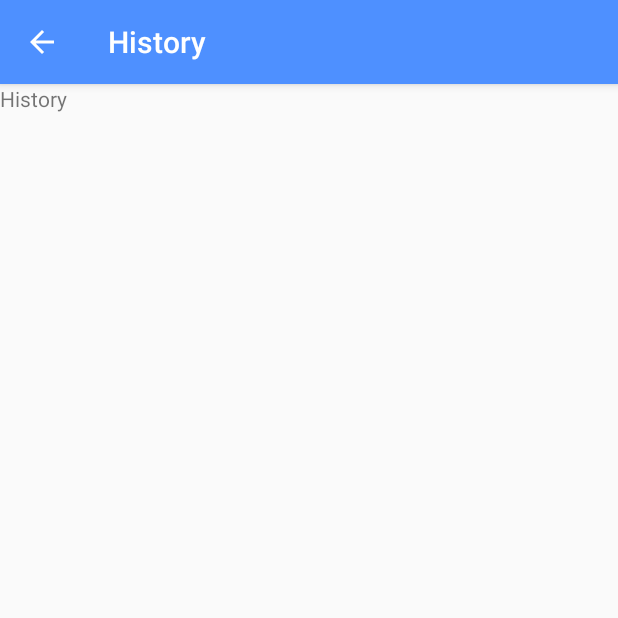
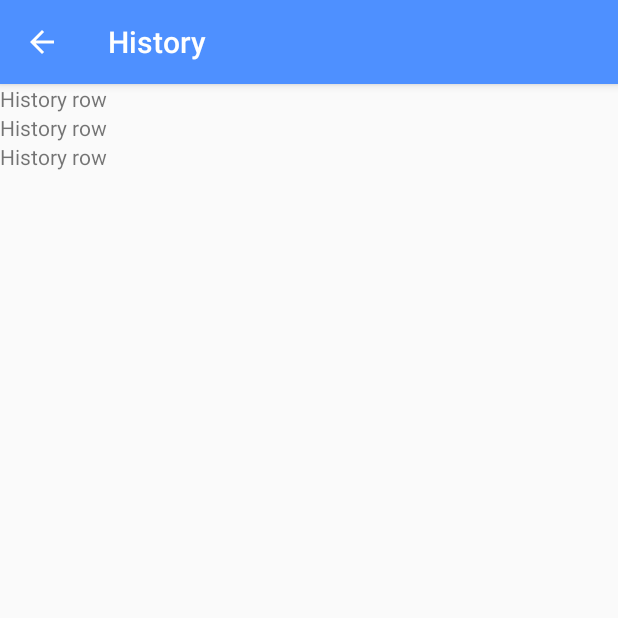
Before and after one commit to SnowdogApps/PrivParkApp, an Android app: the screen it shows after launch (HistoryActivity), after a tap on "History", on a phone screen of 412 x 824 dp, the top half of it. Run offline under Robolectric (Android 15) with nearby library versions, the phone set to English and light mode, and no system bars; our stand-ins replace ButterKnife; libraries missing offline, so code that uses them is left out: com.annimon.stream; 1 other tap on this screen came first.

Commit message:
Refactor and implements history recycler view

```diff
--- a/app/src/main/AndroidManifest.xml
+++ b/app/src/main/AndroidManifest.xml
@@ -30,7 +30,7 @@
             android:value="@string/google_maps_key"/>
 
         <activity
-            android:name="pl.snowdog.privpark.MapsActivity"
+            android:name="pl.snowdog.privpark.map.MapsActivity"
             android:label="@string/title_activity_maps">
             <intent-filter>
                 <action android:name="android.intent.action.MAIN"/>
@@ -38,7 +38,7 @@
                 <category android:name="android.intent.category.LAUNCHER"/>
             </intent-filter>
         </activity>
-        <activity android:name=".HistoryActivity" />
+        <activity android:name=".history.HistoryActivity" />
     </application>
 
 </manifest>
--- a/app/src/main/java/pl/snowdog/privpark/ParkingSpotsDataSource.java
+++ /dev/null
@@ -1,20 +0,0 @@
-package pl.snowdog.privpark;
-
-import java.util.ArrayList;
-import java.util.List;
-
-public class ParkingSpotsDataSource {
-
-    private List<ParkingSpot> mParkingSpots;
-
-    public ParkingSpotsDataSource() {
-        mParkingSpots = new ArrayList<>();
-        mParkingSpots.add(new ParkingSpot("Poplar", "12:00 - 18:00", "2.0 £ /1h", 51.514043, -0.012855));
-        mParkingSpots.add(new ParkingSpot("East Rd.", "10:00 - 17:00", "2.5 £ /1h", 51.529494, -0.087048));
-        mParkingSpots.add(new ParkingSpot("Warneford St,", "10:00 - 17:00", "2.5 £ /1h", 51.537058, -0.055350));
-    }
-
-    public List<ParkingSpot> getParkingSpots() {
-        return mParkingSpots;
-    }
-}
--- /dev/null
+++ b/app/src/main/java/pl/snowdog/privpark/data_source/ParkingCurrentDataRepository.java
@@ -0,0 +1,22 @@
+package pl.snowdog.privpark.data_source;
+
+import java.util.ArrayList;
+import java.util.List;
+
+import pl.snowdog.privpark.model.ParkingCurrentData;
+
+public class ParkingCurrentDataRepository {
+
+    private List<ParkingCurrentData> mParkingCurrentDatas;
+
+    public ParkingCurrentDataRepository() {
+        mParkingCurrentDatas = new ArrayList<>();
+        mParkingCurrentDatas.add(new ParkingCurrentData("Poplar", "12:00 - 18:00", "2.0 £ /1h", 51.514043, -0.012855));
+        mParkingCurrentDatas.add(new ParkingCurrentData("East Rd.", "10:00 - 17:00", "2.5 £ /1h", 51.529494, -0.087048));
+        mParkingCurrentDatas.add(new ParkingCurrentData("Warneford St,", "10:00 - 17:00", "2.5 £ /1h", 51.537058, -0.055350));
+    }
+
+    public List<ParkingCurrentData> getParkingCurrentDatas() {
+        return mParkingCurrentDatas;
+    }
+}
--- /dev/null
+++ b/app/src/main/java/pl/snowdog/privpark/data_source/ParkingHistoryDataSource.java
@@ -0,0 +1,21 @@
+package pl.snowdog.privpark.data_source;
+
+import java.util.ArrayList;
+import java.util.List;
+
+import pl.snowdog.privpark.model.ParkingAction;
+
+public class ParkingHistoryDataSource {
+    private List<ParkingAction> mParkingActions;
+
+    public ParkingHistoryDataSource() {
+        mParkingActions = new ArrayList<>();
+        mParkingActions.add(new ParkingAction());
+        mParkingActions.add(new ParkingAction());
+        mParkingActions.add(new ParkingAction());
+    }
+
+    public List<ParkingAction> getParkingActions() {
+        return mParkingActions;
+    }
+}
--- a/app/src/main/java/pl/snowdog/privpark/HistoryActivity.java
+++ b/app/src/main/java/pl/snowdog/privpark/history/HistoryActivity.java
@@ -1,14 +1,24 @@
-package pl.snowdog.privpark;
+package pl.snowdog.privpark.history;
 
 import android.content.Context;
 import android.content.Intent;
 import android.os.Bundle;
 import android.support.annotation.Nullable;
 import android.support.v7.app.AppCompatActivity;
+import android.support.v7.widget.LinearLayoutManager;
+import android.support.v7.widget.RecyclerView;
 
+import butterknife.BindView;
 import butterknife.ButterKnife;
+import pl.snowdog.privpark.R;
+import pl.snowdog.privpark.data_source.ParkingHistoryDataSource;
 
 public class HistoryActivity extends AppCompatActivity {
+
+    @BindView(R.id.rv_history)
+    RecyclerView mRecyclerView;
+    private HistoryAdapter mHistoryAdapter;
+    private ParkingHistoryDataSource mParkingHistoryDataSource = new ParkingHistoryDataSource();
 
     public static Intent getCallingIntent(Context context) {
         return new Intent(context, HistoryActivity.class);
@@ -21,6 +31,10 @@ public class HistoryActivity extends AppCompatActivity {
         ButterKnife.bind(this);
         getSupportActionBar().setDisplayHomeAsUpEnabled(true);
         getSupportActionBar().setTitle("History");
+        mHistoryAdapter = new HistoryAdapter();
+        mRecyclerView.setLayoutManager(new LinearLayoutManager(this));
+        mRecyclerView.setAdapter(mHistoryAdapter);
+        mHistoryAdapter.setParkingActions(mParkingHistoryDataSource.getParkingActions());
     }
 
     @Override
--- /dev/null
+++ b/app/src/main/java/pl/snowdog/privpark/history/HistoryAdapter.java
@@ -0,0 +1,53 @@
+package pl.snowdog.privpark.history;
+
+import android.support.v7.widget.RecyclerView;
+import android.view.LayoutInflater;
+import android.view.View;
+import android.view.ViewGroup;
+
+import java.util.ArrayList;
+import java.util.List;
+
+import butterknife.ButterKnife;
+import pl.snowdog.privpark.R;
+import pl.snowdog.privpark.model.ParkingAction;
+
+public class HistoryAdapter extends RecyclerView.Adapter<HistoryAdapter.ViewHolder> {
+    private List<ParkingAction> mParkingActions = new ArrayList<>();
+
+    public void setParkingActions(List<ParkingAction> parkingActions) {
+        mParkingActions = parkingActions;
+        notifyDataSetChanged();
+    }
+
+    @Override
+    public ViewHolder onCreateViewHolder(ViewGroup parent, int viewType) {
+        View itemView = LayoutInflater.from(parent.getContext())
+                .inflate(R.layout.history_list_row, parent, false);
+        return new ViewHolder(itemView);
+    }
+
+    @Override
+    public void onBindViewHolder(ViewHolder holder, int position) {
+        holder.setParkingAction(mParkingActions.get(position));
+    }
+
+    @Override
+    public int getItemCount() {
+        return mParkingActions.size();
+    }
+
+    static class ViewHolder extends RecyclerView.ViewHolder {
+
+        private ParkingAction mParkingAction;
+
+        ViewHolder(View itemView) {
+            super(itemView);
+            ButterKnife.bind(itemView);
+        }
+
+        void setParkingAction(ParkingAction parkingAction) {
+            mParkingAction = parkingAction;
+        }
+    }
+}
--- a/app/src/main/java/pl/snowdog/privpark/MapsActivity.java
+++ b/app/src/main/java/pl/snowdog/privpark/map/MapsActivity.java
@@ -1,4 +1,4 @@
-package pl.snowdog.privpark;
+package pl.snowdog.privpark.map;
 
 import android.support.annotation.NonNull;
 import android.support.design.widget.NavigationView;
@@ -21,6 +21,10 @@ import com.google.android.gms.maps.model.MarkerOptions;
 import butterknife.BindView;
 import butterknife.ButterKnife;
 import butterknife.OnClick;
+import pl.snowdog.privpark.history.HistoryActivity;
+import pl.snowdog.privpark.R;
+import pl.snowdog.privpark.data_source.ParkingCurrentDataRepository;
+import pl.snowdog.privpark.model.ParkingCurrentData;
 
 public class MapsActivity extends FragmentActivity implements OnMapReadyCallback, NavigationView.OnNavigationItemSelectedListener {
 
@@ -29,7 +33,7 @@ public class MapsActivity extends FragmentActivity implements OnMapReadyCallback
     @BindView(R.id.nav_view)
     NavigationView mNavigationView;
     private GoogleMap mMap;
-    private ParkingSpotsDataSource mParkingSpotsDataSource = new ParkingSpotsDataSource();
+    private ParkingCurrentDataRepository mParkingCurrentDataRepository = new ParkingCurrentDataRepository();
     private final LatLng london = new LatLng(51.509865, -0.118092);
 
     @Override
@@ -57,14 +61,14 @@ public class MapsActivity extends FragmentActivity implements OnMapReadyCallback
     @Override
     public void onMapReady(GoogleMap googleMap) {
         mMap = googleMap;
-        Stream.of(mParkingSpotsDataSource.getParkingSpots()).forEach(new com.annimon.stream.function.Consumer<ParkingSpot>() {
+        Stream.of(mParkingCurrentDataRepository.getParkingCurrentDatas()).forEach(new com.annimon.stream.function.Consumer<ParkingCurrentData>() {
             @Override
-            public void accept(ParkingSpot parkingSpot) {
+            public void accept(ParkingCurrentData parkingCurrentData) {
                 mMap.addMarker(new MarkerOptions()
                         .icon(BitmapDescriptorFactory.defaultMarker(BitmapDescriptorFactory.HUE_GREEN))
-                        .position(parkingSpot.getLatLng())
-                        .title(parkingSpot.getName())
-                        .snippet(parkingSpot.getSnippet()));
+                        .position(parkingCurrentData.getLatLng())
+                        .title(parkingCurrentData.getName())
+                        .snippet(parkingCurrentData.getSnippet()));
             }
         });
         mMap.setMinZoomPreference(12.0f);
--- /dev/null
+++ b/app/src/main/java/pl/snowdog/privpark/model/ParkingAction.java
@@ -0,0 +1,4 @@
+package pl.snowdog.privpark.model;
+
+public class ParkingAction {
+}
--- a/app/src/main/java/pl/snowdog/privpark/ParkingSpot.java
+++ b/app/src/main/java/pl/snowdog/privpark/model/ParkingCurrentData.java
@@ -1,14 +1,14 @@
-package pl.snowdog.privpark;
+package pl.snowdog.privpark.model;
 
 import com.google.android.gms.maps.model.LatLng;
 
-public class ParkingSpot {
+public class ParkingCurrentData {
     private String mName;
     private String mAvailableHours;
     private String mPrice;
     private LatLng mLatLng;
 
-    public ParkingSpot(String name, String availableHours, String price, double v1, double v2) {
+    public ParkingCurrentData(String name, String availableHours, String price, double v1, double v2) {
         mName = name;
         mAvailableHours = availableHours;
         mPrice = price;
--- /dev/null
+++ b/app/src/main/java/pl/snowdog/privpark/model/ParkingSpot.java
@@ -0,0 +1,4 @@
+package pl.snowdog.privpark.model;
+
+public class ParkingSpot {
+}
--- a/app/src/main/res/layout/activity_history.xml
+++ b/app/src/main/res/layout/activity_history.xml
@@ -1,11 +1,10 @@
 <?xml version="1.0" encoding="utf-8"?>
-<LinearLayout xmlns:android="http://schemas.android.com/apk/res/android"
+<FrameLayout xmlns:android="http://schemas.android.com/apk/res/android"
               android:layout_width="match_parent"
-              android:layout_height="match_parent"
-              android:orientation="vertical">
+              android:layout_height="match_parent">
 
-    <TextView
-        android:layout_width="wrap_content"
-        android:layout_height="wrap_content"
-        android:text="History"/>
-</LinearLayout>
+    <android.support.v7.widget.RecyclerView
+        android:id="@+id/rv_history"
+        android:layout_width="match_parent"
+        android:layout_height="match_parent"/>
+</FrameLayout>
--- a/app/src/main/res/layout/activity_maps.xml
+++ b/app/src/main/res/layout/activity_maps.xml
@@ -5,4 +5,4 @@
           android:name="com.google.android.gms.maps.SupportMapFragment"
           android:layout_width="match_parent"
           android:layout_height="match_parent"
-          tools:context="pl.snowdog.privpark.MapsActivity"/>
+          tools:context="pl.snowdog.privpark.map.MapsActivity"/>
--- /dev/null
+++ b/app/src/main/res/layout/history_list_row.xml
@@ -0,0 +1,10 @@
+<?xml version="1.0" encoding="utf-8"?>
+<LinearLayout xmlns:android="http://schemas.android.com/apk/res/android"
+              android:orientation="vertical"
+              android:layout_width="match_parent"
+              android:layout_height="wrap_content">
+<TextView
+    android:layout_width="wrap_content"
+    android:layout_height="wrap_content"
+    android:text="History row"/>
+</LinearLayout>
```
